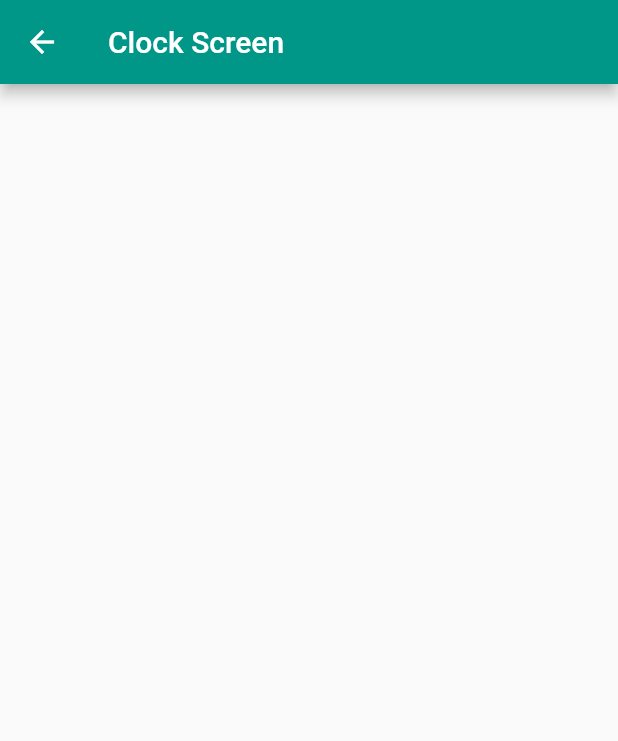
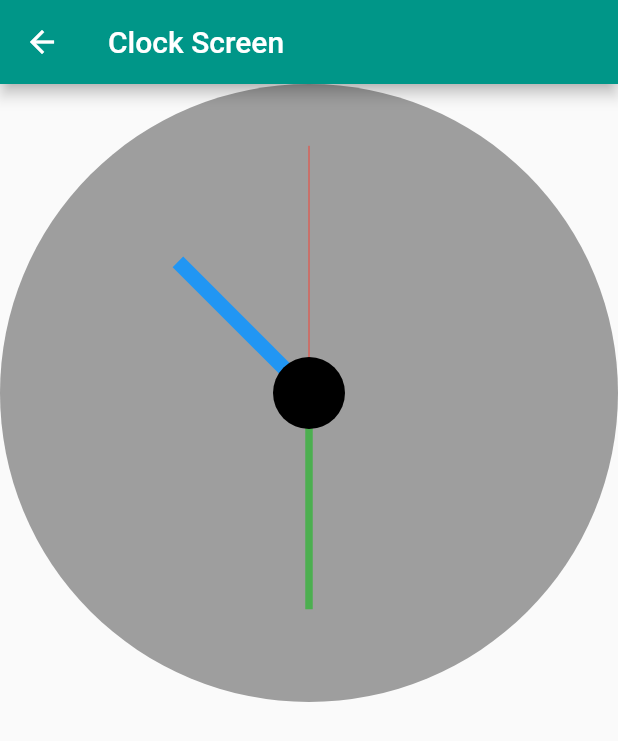
Before and after one commit to yoesuv/GetX-Playground, a Flutter app: the screen it shows after launch, after a tap on "Clock", on a phone screen of 412 x 824 dp. Shown: the top 741 px of the screen. Run offline on Flutter 3.47's test engine with Material 2 defaults, Android fonts, the phone set to English and light mode, and no system bars; our stand-ins replace get, image_picker, permission_handler.

Commit message:
:construction: setup clock layout

```diff
--- a/lib/src/menu/clock/clock_screen.dart
+++ b/lib/src/menu/clock/clock_screen.dart
@@ -1,3 +1,5 @@
+import 'dart:math';
+
 import 'package:flutter/material.dart';
 
 class ClockScreen extends StatelessWidget {
@@ -8,8 +10,87 @@ class ClockScreen extends StatelessWidget {
   Widget build(BuildContext context) {
     return Scaffold(
       appBar: AppBar(
-        title: Text('Clock Screen'),
+        title: const Text('Clock Screen'),
+      ),
+      body: Column(
+        mainAxisSize: MainAxisSize.min,
+        children: [
+          AspectRatio(
+            aspectRatio: 1,
+            child: Container(
+              //color: Colors.black,
+              decoration: BoxDecoration(
+                color: Colors.grey,
+                shape: BoxShape.circle,
+              ),
+              child: Transform.rotate(
+                angle: -pi / 2,
+                child: CustomPaint(
+                  painter: ClockPainter(),
+                ),
+              ),
+            ),
+          ),
+        ],
       ),
     );
   }
 }
+
+class ClockPainter extends CustomPainter {
+  final DateTime dateTime = DateTime.now();
+  @override
+  void paint(Canvas canvas, Size size) {
+    double centerX = size.width / 2;
+    double centerY = size.height / 2;
+    Offset center = Offset(centerX, centerY);
+
+    double secondX =
+        centerX + size.width * 0.4 * cos((dateTime.second * 6) * pi / 180);
+    double secondY =
+        centerY + size.width * 0.4 * sin((dateTime.second * 6) * pi / 180);
+    // second
+    canvas.drawLine(
+        center, Offset(secondX, secondY), Paint()..color = Colors.red);
+
+    double minX =
+        centerX + size.width * 0.35 * cos((dateTime.minute * 6) * pi / 180);
+    double minY =
+        centerY + size.width * 0.35 * sin((dateTime.minute * 6) * pi / 180);
+    // minute
+    canvas.drawLine(
+      center,
+      Offset(minX, minY),
+      Paint()
+        ..color = Colors.green
+        ..strokeWidth = 5
+        ..style = PaintingStyle.stroke,
+    );
+
+    double hourX = centerX +
+        size.width *
+            0.3 *
+            cos((dateTime.hour * 30 + dateTime.minute * 0.5) * pi / 180);
+    double hourY = centerY +
+        size.width *
+            0.3 *
+            sin((dateTime.hour * 30 + dateTime.minute * 0.5) * pi / 180);
+    // hour
+    canvas.drawLine(
+      center,
+      Offset(hourX, hourY),
+      Paint()
+        ..color = Colors.blue
+        ..strokeWidth = 10
+        ..style = PaintingStyle.stroke,
+    );
+
+    // center circle
+    canvas.drawCircle(center, 24, Paint()..color = Colors.black);
+  }
+
+  @override
+  bool shouldRepaint(covariant CustomPainter oldDelegate) {
+    return true;
+  }
+}
```
